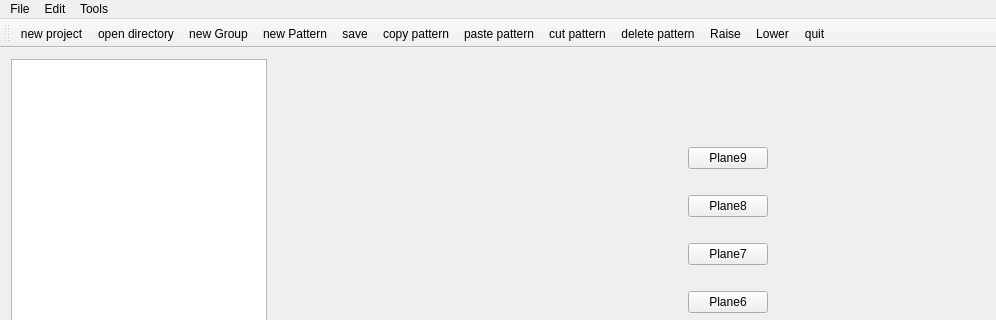
Old version of the form dispositif/Cubicle/mainwindow.ui in the repository ppff/Cubicle-GUI; both pictures show x 0 to 996 and y 0 to 320 of the 1200 by 600 pixel window.
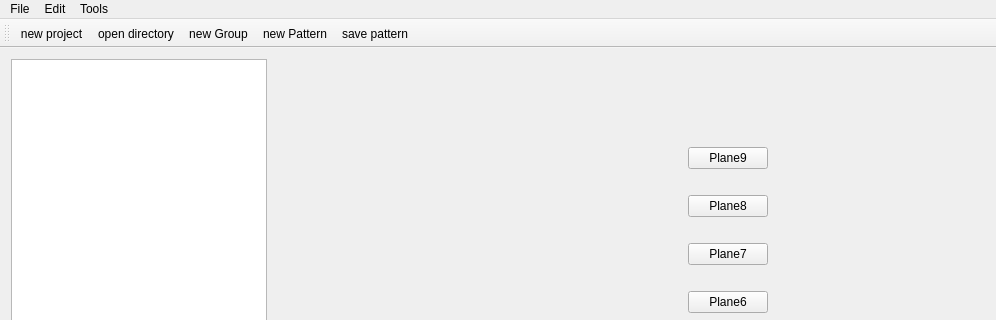
New version of the form. Icons and pictures are not drawn. Custom widgets are drawn as their Qt base class.

Commit message: enlever qq icones de la barre d'outils et connecter quit du menu file

Patch:
```diff
--- a/dispositif/Cubicle/mainwindow.ui
+++ b/dispositif/Cubicle/mainwindow.ui
@@ -186,13 +186,6 @@
    <addaction name="actionNew_Group"/>
    <addaction name="actionNew_Pattern"/>
    <addaction name="actionSave"/>
-   <addaction name="actionCopy"/>
-   <addaction name="actionPaste_pattern"/>
-   <addaction name="actionCut_pattern"/>
-   <addaction name="actionDelete_pattern"/>
-   <addaction name="actionRaise"/>
-   <addaction name="actionLower"/>
-   <addaction name="actionQuit"/>
   </widget>
   <widget class="QToolBar" name="toolBar">
    <property name="windowTitle">
@@ -234,7 +227,7 @@
      <normaloff>:/Images/save.png</normaloff>:/Images/save.png</iconset>
    </property>
    <property name="text">
-    <string>save</string>
+    <string>save pattern</string>
    </property>
   </action>
   <action name="actionQuit">
```
Left out of the diff: 1 changed line with no effect on the pictures. The commit also changes 1 other file.
